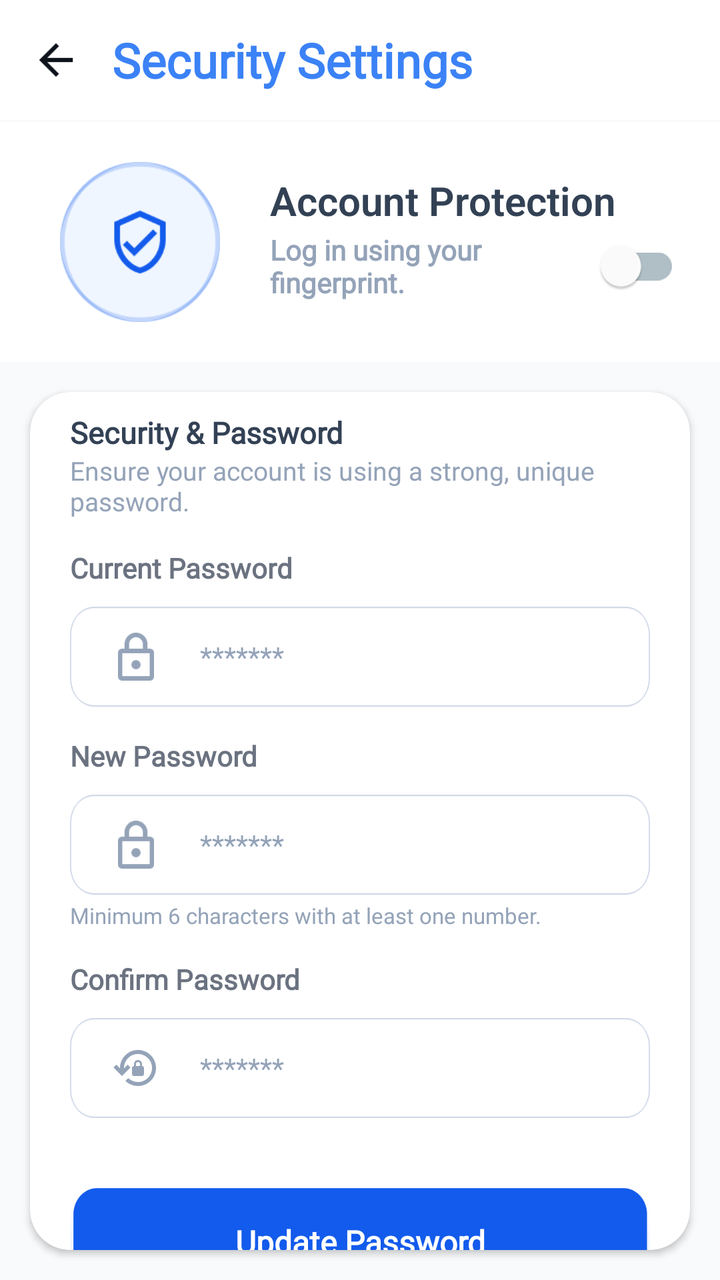
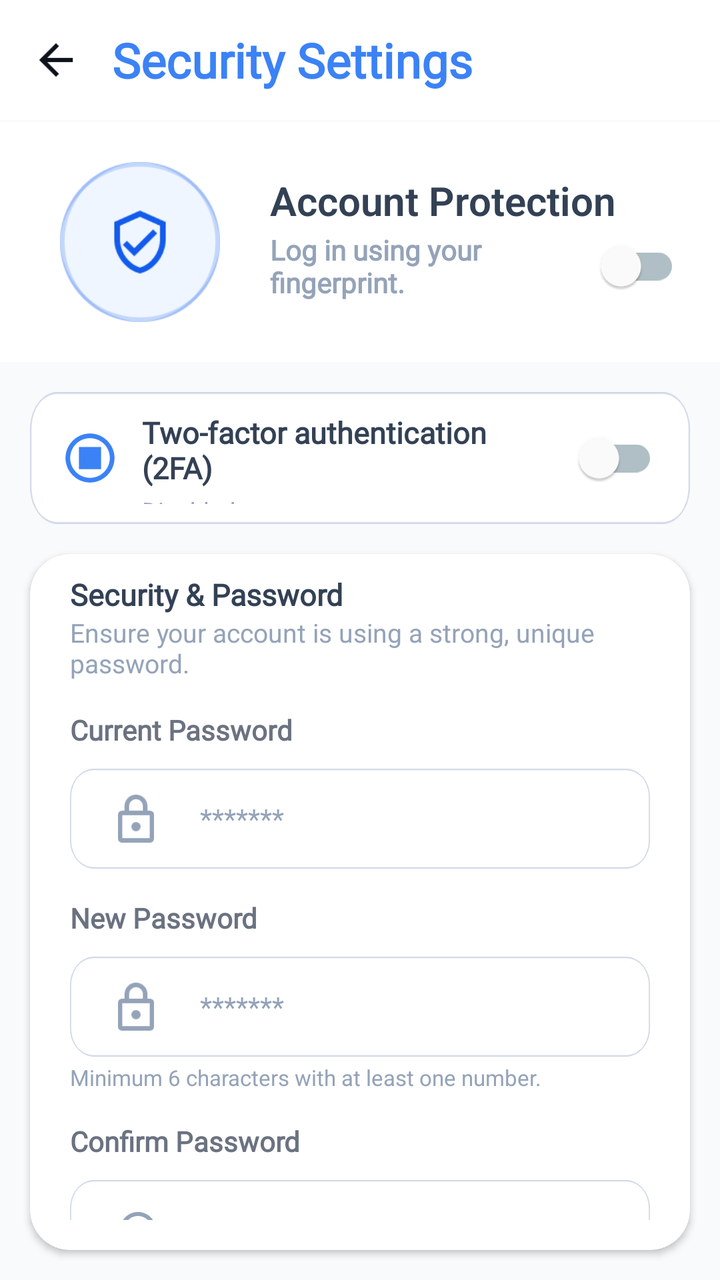

Screens rendered from an Android XML layout before and after an edit, with the pre-edit source and the edit as a unified diff.
<!-- AndroidManifest.xml: application theme Theme.ELearning -->
<!-- res/layout/fragment_security.xml -->
<?xml version="1.0" encoding="utf-8"?>
<LinearLayout xmlns:android="http://schemas.android.com/apk/res/android"
    xmlns:app="http://schemas.android.com/apk/res-auto"
    xmlns:tools="http://schemas.android.com/tools"
    android:layout_width="match_parent"
    android:layout_height="match_parent"
    android:background="@color/color_bg_app"
    android:orientation="vertical">

    <TableRow
        android:layout_width="match_parent"
        android:layout_height="60dp"
        android:background="@color/white">

        <ImageView
            android:id="@+id/ivBack"
            android:layout_width="56dp"
            android:layout_height="match_parent"
            android:padding="7dp"
            android:src="@drawable/ic_back"
            tools:ignore="ContentDescription" />

        <TextView
            android:id="@+id/tvTitle"
            android:layout_width="0dp"
            android:layout_height="match_parent"
            android:layout_weight="1"
            android:fontFamily="@font/font_inter"
            android:gravity="center_vertical"
            android:text="@string/txt_security"
            android:textColor="@color/color_app"
            android:textFontWeight="800"
            android:textSize="24sp"
            tools:ignore="RtlSymmetry,TextSizeCheck" />

    </TableRow>


    <LinearLayout
        android:id="@+id/trInfo"
        android:layout_width="match_parent"
        android:layout_height="wrap_content"
        android:layout_marginTop="1dp"
        android:background="@color/white"
        android:orientation="horizontal"
        android:paddingHorizontal="20dp"
        android:paddingVertical="10dp">

        <FrameLayout
            android:layout_width="wrap_content"
            android:layout_height="wrap_content"
            android:padding="10dp">

            <ImageView
                android:id="@+id/ivAvatar"
                android:layout_width="80dp"
                android:layout_height="80dp"
                android:clipToOutline="true"
                android:scaleType="centerCrop"
                android:src="@drawable/bg_security"
                tools:ignore="ContentDescription,UnusedAttribute,ImageContrastCheck" />
        </FrameLayout>

        <LinearLayout
            android:layout_width="0dp"
            android:layout_marginTop="2dp"
            android:gravity="center_vertical"
            android:layout_height="match_parent"
            android:layout_marginStart="15dp"
            android:layout_weight="1"
            android:orientation="vertical">

            <TextView
                android:id="@+id/tvName"
                android:layout_width="match_parent"
                android:layout_height="wrap_content"
                android:fontFamily="sans-serif-light"
                android:gravity="start"
                android:maxLines="1"
                android:text="@string/txt_account_protection"
                android:textColor="@color/color_text_app"
                android:textFontWeight="600"
                android:textSize="20sp"
                android:visibility="visible" />













            
            <LinearLayout
                android:layout_marginTop="-5dp"
                android:layout_width="match_parent"
                android:layout_height="wrap_content"
                android:gravity="center_vertical"
                android:orientation="horizontal">

                <TextView
                    android:layout_width="0dp"
                    android:layout_height="wrap_content"
                    android:layout_weight="1"
                    android:fontFamily="@font/font_inter"
                    android:textColor="@color/color_splash_des"
                    android:textStyle="bold"
                    android:textSize="14sp"
                    android:text="Log in using your fingerprint." />

                <com.google.android.material.switchmaterial.SwitchMaterial
                    android:id="@+id/switchFingerprint"
                    android:layout_width="wrap_content"
                    android:layout_height="wrap_content"
                    app:thumbTint="@color/white"
                    app:trackTint="@color/selector_switch_track" />
            </LinearLayout>

        </LinearLayout>

    </LinearLayout>


    <androidx.cardview.widget.CardView
        android:layout_width="match_parent"
        android:layout_height="wrap_content"
        android:layout_margin="15dp"
        app:cardBackgroundColor="@color/white"
        app:cardCornerRadius="20dp">

        <LinearLayout
            android:layout_width="match_parent"
            android:layout_height="wrap_content"
            android:orientation="vertical"
            android:paddingHorizontal="20dp"
            android:paddingTop="10dp">

            <TextView
                android:layout_width="match_parent"
                android:layout_height="wrap_content"
                android:fontFamily="@font/font_inter"
                android:text="@string/txt_security_password"
                android:textColor="@color/color_text_app"
                android:textSize="15sp"
                android:textStyle="bold"
                tools:ignore="TextContrastCheck" />

            <TextView
                android:layout_width="match_parent"
                android:layout_height="wrap_content"
                android:layout_marginBottom="15dp"
                android:fontFamily="sans-serif-light"
                android:gravity="start"
                android:text="@string/txt_des_security_2"
                android:textColor="@color/color_splash_des"
                android:textFontWeight="400"
                android:textSize="13sp"
                tools:ignore="TextContrastCheck" />

            <LinearLayout
                android:layout_width="match_parent"
                android:layout_height="wrap_content"
                android:layout_marginBottom="15dp"
                android:orientation="vertical">

                <TextView
                    android:layout_width="wrap_content"
                    android:layout_height="wrap_content"
                    android:layout_marginBottom="10dp"
                    android:fontFamily="@font/font_inter"
                    android:text="@string/txt_current_password"
                    android:textColor="@color/color_text_profile"
                    android:textSize="14sp"
                    android:textStyle="bold" />

                <TableRow
                    android:layout_width="match_parent"
                    android:layout_height="50dp"
                    android:background="@drawable/bg_edt_register"
                    android:gravity="center_vertical"
                    android:paddingHorizontal="16dp">

                    <ImageView
                        android:layout_width="24dp"
                        android:layout_height="24dp"
                        android:layout_marginStart="5dp"
                        android:layout_marginEnd="20dp"
                        android:src="@drawable/ic_password"
                        app:tint="@color/color_splash_des"
                        tools:ignore="ContentDescription,ImageContrastCheck" />

                    <EditText
                        android:id="@+id/edtOldPassword"
                        android:layout_width="match_parent"
                        android:layout_height="50dp"
                        android:autofillHints="@string/txt_password_bycrypt"
                        android:background="@android:color/transparent"
                        android:fontFamily="sans-serif-light"
                        android:gravity="center_vertical"
                        android:hint="@string/txt_password_bycrypt"
                        android:inputType="textPassword"
                        android:maxLines="1"
                        android:textColor="@color/color_text_app"
                        android:textColorHint="@color/color_splash_des"
                        android:textFontWeight="400"
                        android:textSize="14sp"
                        tools:ignore="TextContrastCheck,VisualLintTextFieldSize,DuplicateSpeakableTextCheck" />
                </TableRow>
            </LinearLayout>

            <LinearLayout
                android:layout_width="match_parent"
                android:layout_height="wrap_content"
                android:layout_marginBottom="15dp"
                android:orientation="vertical">

                <TextView
                    android:layout_width="wrap_content"
                    android:layout_height="wrap_content"
                    android:layout_marginBottom="10dp"
                    android:fontFamily="@font/font_inter"
                    android:text="@string/txt_new_password"
                    android:textColor="@color/color_text_profile"
                    android:textSize="14sp"
                    android:textStyle="bold" />

                <TableRow
                    android:layout_width="match_parent"
                    android:layout_height="50dp"
                    android:background="@drawable/bg_edt_register"
                    android:gravity="center_vertical"
                    android:paddingHorizontal="16dp">

                    <ImageView
                        android:layout_width="24dp"
                        android:layout_height="24dp"
                        android:layout_marginStart="5dp"
                        android:layout_marginEnd="20dp"
                        android:src="@drawable/ic_password"
                        app:tint="@color/color_splash_des"
                        tools:ignore="ContentDescription,ImageContrastCheck" />

                    <EditText
                        android:id="@+id/edtNewPassword"
                        android:layout_width="match_parent"
                        android:layout_height="50dp"
                        android:autofillHints="@string/txt_password_bycrypt"
                        android:background="@android:color/transparent"
                        android:fontFamily="sans-serif-light"
                        android:gravity="center_vertical"
                        android:hint="@string/txt_password_bycrypt"
                        android:inputType="textPassword"
                        android:maxLines="1"
                        android:textColor="@color/color_text_app"
                        android:textColorHint="@color/color_splash_des"
                        android:textFontWeight="400"
                        android:textSize="14sp"
                        tools:ignore="TextContrastCheck,VisualLintTextFieldSize,DuplicateSpeakableTextCheck" />
                </TableRow>

                <TextView
                    android:layout_width="match_parent"
                    android:layout_height="wrap_content"
                    android:layout_marginTop="3dp"
                    android:fontFamily="sans-serif-light"
                    android:gravity="start"
                    android:text="@string/txt_des_security_3"
                    android:textColor="@color/color_splash_des"
                    android:textFontWeight="400"
                    android:textSize="11sp"
                    tools:ignore="TextContrastCheck" />
            </LinearLayout>

            <LinearLayout
                android:layout_width="match_parent"
                android:layout_height="wrap_content"
                android:layout_marginBottom="15dp"
                android:orientation="vertical">

                <TextView
                    android:layout_width="wrap_content"
                    android:layout_height="wrap_content"
                    android:layout_marginBottom="10dp"
                    android:fontFamily="@font/font_inter"
                    android:text="@string/txt_confirm_password"
                    android:textColor="@color/color_text_profile"
                    android:textSize="14sp"
                    android:textStyle="bold" />

                <TableRow
                    android:layout_width="match_parent"
                    android:layout_height="50dp"
                    android:background="@drawable/bg_edt_register"
                    android:gravity="center_vertical"
                    android:paddingHorizontal="16dp">

                    <ImageView
                        android:layout_width="24dp"
                        android:layout_height="24dp"
                        android:layout_marginStart="5dp"
                        android:layout_marginEnd="20dp"
                        android:src="@drawable/ic_confirm_pass"
                        app:tint="@color/color_splash_des"
                        tools:ignore="ContentDescription,ImageContrastCheck" />

                    <EditText
                        android:id="@+id/edtConfirmPassword"
                        android:layout_width="match_parent"
                        android:layout_height="50dp"
                        android:autofillHints="@string/txt_password_bycrypt"
                        android:background="@android:color/transparent"
                        android:fontFamily="sans-serif-light"
                        android:gravity="center_vertical"
                        android:hint="@string/txt_password_bycrypt"
                        android:inputType="textPassword"
                        android:maxLines="1"
                        android:textColor="@color/color_text_app"
                        android:textColorHint="@color/color_splash_des"
                        android:textFontWeight="400"
                        android:textSize="14sp"
                        tools:ignore="TextContrastCheck,VisualLintTextFieldSize,DuplicateSpeakableTextCheck" />
                </TableRow>
            </LinearLayout>

            <TextView
                android:id="@+id/btnUpdatePassword"
                android:layout_width="match_parent"
                android:layout_height="84dp"
                android:layout_marginTop="20dp"
                android:background="@drawable/bg_btn_register"
                android:fontFamily="@font/font_inter"
                android:gravity="center"
                android:paddingBottom="30dp"
                android:text="@string/txt_update_password"
                android:textColor="@android:color/white"
                android:textFontWeight="730"
                android:textSize="16sp"
                tools:ignore="VisualLintBounds" />
        </LinearLayout>
    </androidx.cardview.widget.CardView>


    <TableRow
        android:id="@+id/btnLogout"
        android:layout_width="match_parent"
        android:layout_height="68dp"
        android:layout_marginHorizontal="15dp"
        android:layout_marginTop="15dp"
        android:background="@drawable/bg_btn_logout"
        android:gravity="center"
        android:paddingHorizontal="20dp">

        <ImageView
            android:layout_width="24dp"
            android:layout_height="24dp"
            android:layout_marginEnd="8dp"
            android:src="@drawable/ic_logout"
            tools:ignore="ContentDescription" />

        <TextView
            android:layout_width="wrap_content"
            android:layout_height="wrap_content"
            android:fontFamily="@font/font_inter"
            android:gravity="center"
            android:text="@string/txt_logout"
            android:textColor="@color/color_logout"
            android:textFontWeight="730"
            android:textSize="16sp"
            tools:ignore="VisualLintBounds" />
    </TableRow>

    <TextView
        android:layout_width="match_parent"
        android:layout_height="wrap_content"
        android:layout_marginTop="3dp"
        android:fontFamily="sans-serif-light"
        android:gravity="center"
        android:textColor="@color/color_splash_des"
        android:textFontWeight="400"
        android:textSize="11sp"
        tools:ignore="TextContrastCheck" />


</LinearLayout>
<!-- resources referenced by this layout -->
<resources>
  <color name="color_app">#3B82F6</color>
  <color name="color_bg_app">#F8FAFC</color>
  <color name="color_logout">#EF4444</color>
  <color name="color_splash_des">#94A3B8</color>
  <color name="color_text_app">#334155</color>
  <color name="color_text_profile">#6B7280</color>
  <color name="white">#FFFFFFFF</color>
  <!-- drawable bg_btn_logout: webp bitmap (drawable, 3728 bytes) -->
  <!-- drawable bg_btn_register: webp bitmap (drawable, 60410 bytes) -->
  <!-- drawable bg_edt_register: webp bitmap (drawable, 1068 bytes) -->
  <!-- drawable bg_security: webp bitmap (drawable, 2890 bytes) -->
  <!-- drawable ic_back: webp bitmap (drawable, 164 bytes) -->
  <!-- drawable ic_confirm_pass: webp bitmap (drawable, 694 bytes) -->
  <!-- drawable ic_logout: webp bitmap (drawable, 244 bytes) -->
  <!-- drawable ic_password: webp bitmap (drawable, 350 bytes) -->
  <string name="txt_account_protection">Account Protection</string>
  <string name="txt_confirm_password">Confirm Password</string>
  <string name="txt_current_password">Current Password</string>
  <string name="txt_des_security_2">Ensure your account is using a strong, unique password.</string>
  <string name="txt_des_security_3">Minimum 6 characters with at least one number.</string>
  <string name="txt_logout">Logout from Device</string>
  <string name="txt_new_password">New Password</string>
  <string name="txt_password_bycrypt">*******</string>
  <string name="txt_security">Security Settings</string>
  <string name="txt_security_password">Security &amp; Password</string>
  <string name="txt_update_password">Update Password</string>
  <style name="Theme.ELearning" parent="Base.Theme.ELearning" />
  <style name="Base.Theme.ELearning" parent="Theme.Material3.DayNight.NoActionBar">
          
      </style>
</resources>

<!-- the commit's change to res/layout/fragment_security.xml (unified diff, before → after) -->
@@ -123,6 +123,60 @@
 
         </LinearLayout>
 
+    </LinearLayout>
+
+
+    <LinearLayout
+        android:id="@+id/layoutTwoFactor"
+        android:layout_width="match_parent"
+        android:layout_height="66dp"
+        android:layout_marginHorizontal="15dp"
+        android:layout_marginTop="15dp"
+        android:background="@drawable/bg_edt_register"
+        android:gravity="center_vertical"
+        android:orientation="horizontal"
+        android:paddingHorizontal="16dp"
+        android:paddingVertical="10dp">
+
+        <ImageView
+            android:layout_width="28dp"
+            android:layout_height="28dp"
+            android:layout_marginEnd="12dp"
+            android:src="@drawable/ic_security_code"
+            app:tint="@color/color_app"
+            tools:ignore="ContentDescription,ImageContrastCheck" />
+
+        <LinearLayout
+            android:layout_width="0dp"
+            android:layout_height="wrap_content"
+            android:layout_weight="1"
+            android:orientation="vertical">
+
+            <TextView
+                android:layout_width="match_parent"
+                android:layout_height="wrap_content"
+                android:fontFamily="@font/font_inter"
+                android:text="@string/txt_2fa_title"
+                android:textColor="@color/color_text_app"
+                android:textSize="15sp"
+                android:textStyle="bold" />
+
+            <TextView
+                android:id="@+id/tvTwoFactorStatus"
+                android:layout_width="match_parent"
+                android:layout_height="wrap_content"
+                android:layout_marginTop="3dp"
+                android:text="@string/txt_2fa_disabled"
+                android:textColor="@color/color_splash_des"
+                android:textSize="12sp" />
+        </LinearLayout>
+
+        <com.google.android.material.switchmaterial.SwitchMaterial
+            android:id="@+id/switchTwoFactor"
+            android:layout_width="wrap_content"
+            android:layout_height="wrap_content"
+            app:thumbTint="@color/white"
+            app:trackTint="@color/selector_switch_track" />
     </LinearLayout>
 
 
<!-- resource entries referenced after the edit -->
@@ -15,6 +15,24 @@
   <!-- drawable ic_confirm_pass: webp bitmap (drawable, 694 bytes) -->
   <!-- drawable ic_logout: webp bitmap (drawable, 244 bytes) -->
   <!-- drawable ic_password: webp bitmap (drawable, 350 bytes) -->
+  <!-- drawable ic_security_code (drawable) -->
+  <vector xmlns:android="http://schemas.android.com/apk/res/android"
+      android:width="96dp"
+      android:height="96dp"
+      android:viewportWidth="96"
+      android:viewportHeight="96">
+      <path
+          android:fillColor="#3B82F6"
+          android:pathData="M48,6C25,6 6,25 6,48s19,42 42,42 42,-19 42,-42S71,6 48,6zM48,14c18.8,0 34,15.2 34,34S66.8,82 48,82 14,66.8 14,48s15.2,-34 34,-34z" />
+      <path
+          android:fillColor="#3B82F6"
+          android:pathData="M29,29h38v38H29z" />
+      <path
+          android:fillColor="#FFFFFF"
+          android:pathData="M36,37h8v8h-8zM52,37h8v8h-8zM36,51h8v8h-8zM52,51h8v8h-8z" />
+  </vector>
+  <string name="txt_2fa_disabled">Disabled</string>
+  <string name="txt_2fa_title">Two-factor authentication (2FA)</string>
   <string name="txt_account_protection">Account Protection</string>
   <string name="txt_confirm_password">Confirm Password</string>
   <string name="txt_current_password">Current Password</string>
